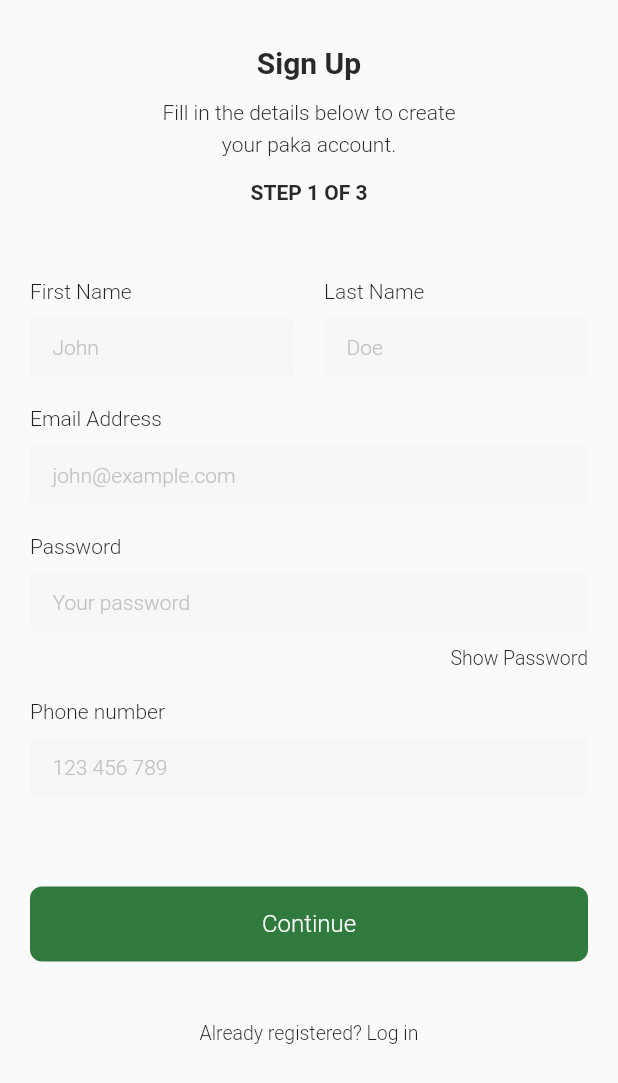
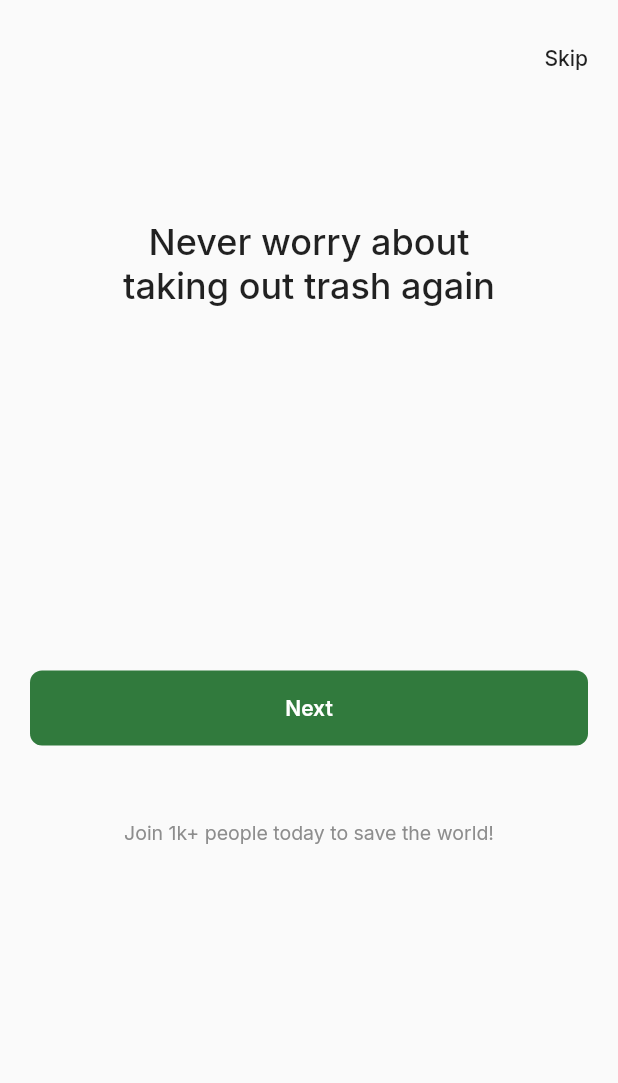
Before and after one commit to levi956/paka-, a Flutter app: the screen it shows after launch, on a phone screen of 412 x 824 dp. Shown: the top 1083 px of the screen. Run offline on Flutter 3.47's test engine with Material 2 defaults, Android fonts, the light colour scheme and no system bars; our stand-ins replace dropdown_button2, google_fonts; missing offline and left inert: nigerian_states_and_lga.

Commit message:
update UI

```diff
--- /dev/null
+++ b/lib/app/models/onboard.dart
@@ -0,0 +1,21 @@
+class OnboardModel {
+  String? title;
+  String? imagePath;
+
+  OnboardModel({this.imagePath, this.title});
+}
+
+List<OnboardModel> onboardList = [
+  OnboardModel(
+    title: 'Never worry about\ntaking out trash again',
+    imagePath: '',
+  ),
+  OnboardModel(
+    title: 'Schedule Pickups at\nyour convenience',
+    imagePath: '',
+  ),
+  OnboardModel(
+    title: 'Do your part by\nsaving the world',
+    imagePath: '',
+  ),
+];
--- /dev/null
+++ b/lib/app/pages/onboard/onboard.dart
@@ -0,0 +1,130 @@
+import 'package:flutter/material.dart';
+import 'package:paka/app/models/onboard.dart';
+import 'package:paka/app/pages/authentication/sign_up.dart';
+import 'package:paka/core/navigation/navigation.dart';
+import 'package:paka/core/widgets/button.dart';
+
+import '../../../core/system/status_bar.dart';
+
+class Onboard extends StatefulWidget {
+  const Onboard({Key? key}) : super(key: key);
+
+  @override
+  State<Onboard> createState() => _OnboardState();
+}
+
+class _OnboardState extends State<Onboard> {
+  int pageIndex = 0;
+
+  late PageController? pageController;
+
+  toogleButtonText() {
+    if (pageIndex == 0 || pageIndex == 1) {
+      return 'Next';
+    } else {
+      return 'Get Started';
+    }
+  }
+
+  buttonOnPressed() {
+    if (pageIndex == 0) {
+      setState(() {
+        pageController?.nextPage(
+          duration: const Duration(milliseconds: 500),
+          curve: Curves.ease,
+        );
+      });
+    } else if (pageIndex == 1) {
+      setState(() {
+        pageController?.nextPage(
+          duration: const Duration(milliseconds: 500),
+          curve: Curves.ease,
+        );
+      });
+    } else {
+      pushTo(context, const SignUp());
+    }
+  }
+
+  @override
+  void initState() {
+    pageController = PageController(initialPage: pageIndex);
+
+    super.initState();
+  }
+
+  @override
+  Widget build(BuildContext context) {
+    setStatusBarColor(color: BarColor.black);
+    return Scaffold(
+      body: Padding(
+        padding:
+            const EdgeInsets.only(left: 20, right: 20, top: 30, bottom: 20),
+        child: ListView(
+          children: [
+            pageIndex != 2
+                ? Align(
+                    alignment: Alignment.topRight,
+                    child: GestureDetector(
+                      onTap: () => pushTo(context, const SignUp()),
+                      child: const Text(
+                        'Skip',
+                        style: TextStyle(
+                          fontWeight: FontWeight.w500,
+                          fontSize: 14,
+                        ),
+                      ),
+                    ),
+                  )
+                : const SizedBox(height: 17),
+            SizedBox(
+              height: 400,
+              child: PageView.builder(
+                itemCount: onboardList.length,
+                controller: pageController,
+                onPageChanged: (index) {
+                  setState(() {
+                    pageIndex = index;
+                  });
+                },
+                itemBuilder: (_, index) {
+                  return Column(
+                    crossAxisAlignment: CrossAxisAlignment.center,
+                    children: [
+                      const SizedBox(height: 100),
+
+                      // image widget goes here
+
+                      Text(
+                        onboardList[index].title!,
+                        textAlign: TextAlign.center,
+                        style: const TextStyle(
+                          fontWeight: FontWeight.w500,
+                          fontSize: 24,
+                        ),
+                      ),
+                    ],
+                  );
+                },
+              ),
+            ),
+            CustomButton(
+              text: toogleButtonText(),
+              onPressed: () => buttonOnPressed(),
+            ),
+            const SizedBox(height: 50),
+            const Text(
+              "Join 1k+ people today to save the world!",
+              textAlign: TextAlign.center,
+              style: TextStyle(
+                fontSize: 13,
+                color: Color(0xFF8D8D8D),
+                fontWeight: FontWeight.w400,
+              ),
+            ),
+          ],
+        ),
+      ),
+    );
+  }
+}
--- a/lib/core/widgets/button.dart
+++ b/lib/core/widgets/button.dart
@@ -49,8 +49,8 @@ class CustomButton extends StatelessWidget {
           text,
           style: TextStyle(
               color: buttonTextColor,
-              fontSize: 16,
-              fontWeight: FontWeight.w300),
+              fontSize: 14,
+              fontWeight: FontWeight.w600),
         ),
       ),
     );
--- a/lib/main.dart
+++ b/lib/main.dart
@@ -1,5 +1,8 @@
 import 'package:flutter/material.dart';
+import 'package:google_fonts/google_fonts.dart';
+import 'package:paka/app/pages/authentication/sign_in.dart';
 import 'package:paka/app/pages/authentication/sign_up.dart';
+import 'package:paka/app/pages/onboard/onboard.dart';
 import 'package:paka/core/system/set_potrait.dart';
 
 void main() {
@@ -13,10 +16,18 @@ class PakaApp extends StatelessWidget {
 
   @override
   Widget build(BuildContext context) {
-    return const MaterialApp(
+    return MaterialApp(
       debugShowCheckedModeBanner: false,
       title: 'Paka',
-      home: SignUp(),
+      theme: ThemeData(
+        textTheme: GoogleFonts.interTextTheme(),
+      ),
+      home: const Onboard(),
     );
   }
 }
+
+
+// implement app first time launch
+// save a key to local storage
+// on app startup, check the key and then direct to login or onboard
--- a/pubspec.yaml
+++ b/pubspec.yaml
@@ -11,6 +11,9 @@ environment:
 
 
 dependencies:
+  nigerian_states_and_lga: ^1.0.0
+  dropdown_button2: ^1.6.3
+  google_fonts: ^3.0.1
   flutter:
     sdk: flutter
 
```
Also changed, not shown: lib/app/models/user.dart (added, +18 -0 lines), lib/app/pages/authentication/sign_in.dart (added, +133 -0 lines), lib/app/pages/authentication/sign_up.dart (+107 -17 lines), lib/core/navigation/navigation.dart (added, +31 -0 lines), lib/core/widgets/drop_down.dart (added, +66 -0 lines), pubspec.lock, 10 other files.
